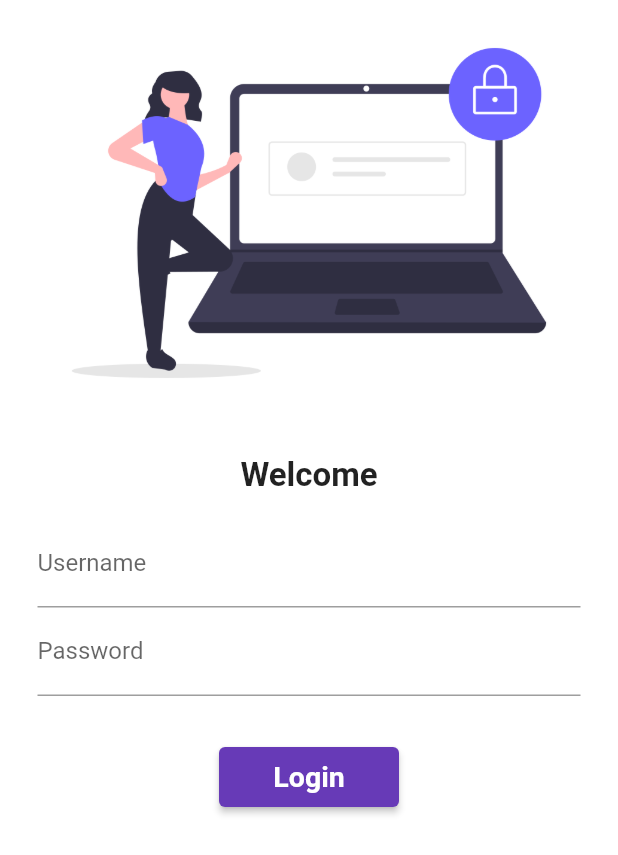
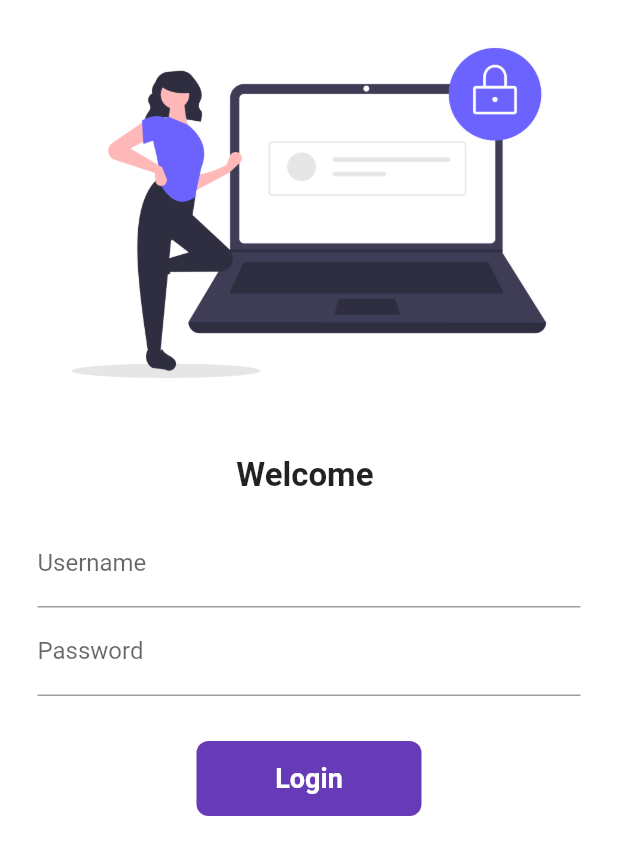
Before and after one commit to Amit00077/e_commerce_app.., a Flutter app: the screen it shows after launch, on a phone screen of 412 x 824 dp. Shown: the top 855 px of the screen. Run offline on Flutter 3.47's test engine with Material 2 defaults, Android fonts, the phone set to English and light mode, and no system bars.

Commit message:
day6 cmpleted

```diff
--- a/lib/pages/login_page.dart
+++ b/lib/pages/login_page.dart
@@ -1,7 +1,14 @@
 import 'package:flutter/material.dart';
 import 'package:new_app/utils/routes.dart';
 
-class loginpage extends StatelessWidget {
+class loginpage extends StatefulWidget {
+  @override
+  State<loginpage> createState() => _loginpageState();
+}
+
+class _loginpageState extends State<loginpage> {
+  String name = "";
+  bool changeButton = false;
   @override
   Widget build(BuildContext context) {
     return Material(
@@ -16,9 +23,9 @@ class loginpage extends StatelessWidget {
             const SizedBox(
               height: 20.0,
             ),
-            const Text(
-              "Welcome",
-              style: TextStyle(fontSize: 22, fontWeight: FontWeight.bold),
+            Text(
+              "Welcome $name",
+              style: const TextStyle(fontSize: 22, fontWeight: FontWeight.bold),
             ),
             Padding(
               padding:
@@ -28,6 +35,10 @@ class loginpage extends StatelessWidget {
                   TextFormField(
                     decoration: const InputDecoration(
                         hintText: "Enter Username", labelText: "Username"),
+                    onChanged: (value) {
+                      name = value;
+                      setState(() {});
+                    },
                   ),
                   TextFormField(
                     obscureText: true,
@@ -37,20 +48,52 @@ class loginpage extends StatelessWidget {
                   const SizedBox(
                     height: 30.0,
                   ),
-                  ElevatedButton(
-                    onPressed: () {
+                  InkWell(
+                    onTap: () async {
+                      setState(() {
+                        changeButton = true;
+                      });
+                      await Future.delayed(Duration(seconds: 1));
                       Navigator.pushNamed(context, MyRoutes.homeRoute);
                     },
-                    child: const Text(
-                      "Login",
-                      style: TextStyle(
-                        fontSize: 19,
-                        fontWeight: FontWeight.bold,
+                    child: AnimatedContainer(
+                      duration: const Duration(seconds: 1),
+                      width: changeButton ? 50 : 150,
+                      height: 50,
+                      alignment: Alignment.center,
+                      child: changeButton
+                          ? const Icon(
+                              Icons.done,
+                              color: Colors.white,
+                            )
+                          : const Text(
+                              "Login",
+                              style: TextStyle(
+                                  color: Colors.white,
+                                  fontWeight: FontWeight.bold,
+                                  fontSize: 18),
+                            ),
+                      decoration: BoxDecoration(
+                        color: Colors.deepPurple,
+                        borderRadius:
+                            BorderRadius.circular(changeButton ? 50 : 8),
                       ),
                     ),
-                    style:
-                        TextButton.styleFrom(minimumSize: const Size(120, 40)),
-                  )
+                  ),
+                  // ElevatedButton(
+                  //   onPressed: () {
+                  //     Navigator.pushNamed(context, MyRoutes.homeRoute);
+                  //   },
+                  //   child: const Text(
+                  //     "Login",
+                  //     style: TextStyle(
+                  //       fontSize: 19,
+                  //       fontWeight: FontWeight.bold,
+                  //     ),
+                  //   ),
+                  //   style:
+                  //       TextButton.styleFrom(minimumSize: const Size(120, 40)),
+                  // )
                 ],
               ),
             )
```
